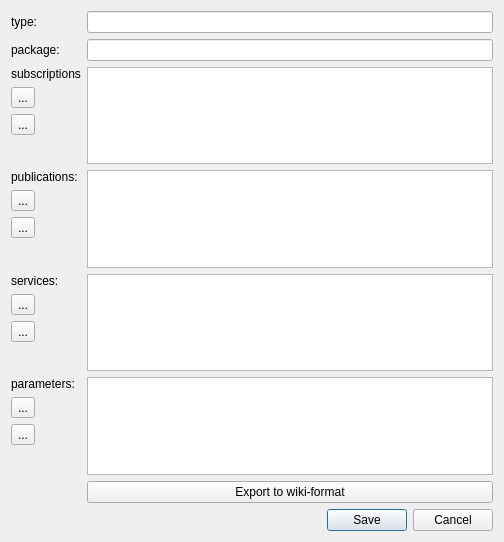
Qt form rxDev/src/specFileEdit.ui (songxuchao/rxdeveloper-ros-pkg) before a commit.
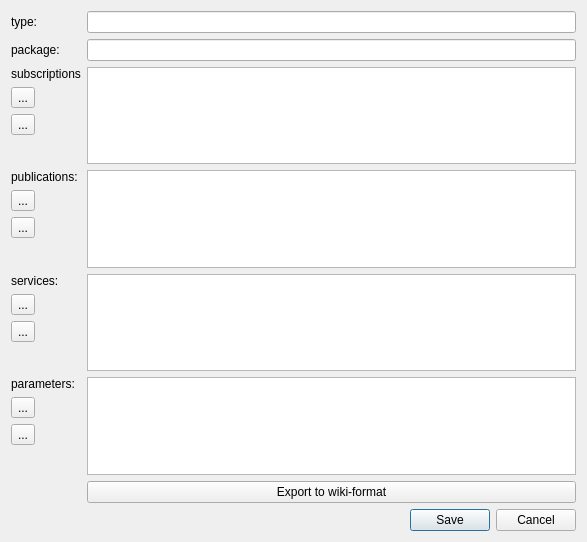
The same form after that commit. Icons and pictures are not drawn.

What changed in the file:
```diff
--- a/rxDev/src/specFileEdit.ui
+++ b/rxDev/src/specFileEdit.ui
@@ -6,7 +6,7 @@
    <rect>
     <x>0</x>
     <y>0</y>
-    <width>504</width>
+    <width>587</width>
     <height>542</height>
    </rect>
   </property>
```
